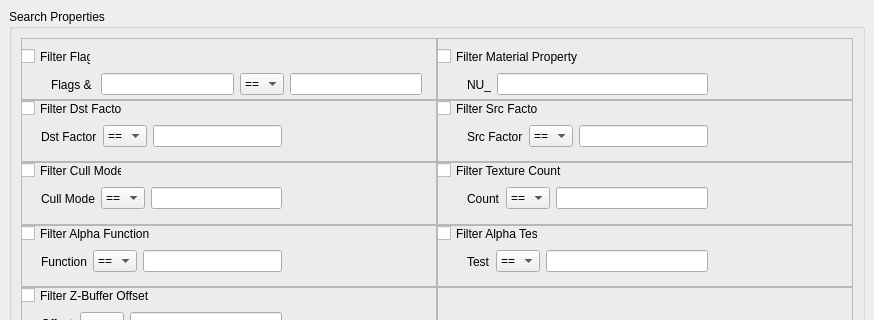
The window that gui/settingswindow.ui (ScanMountGoat/Smash-Material-XML) describes before a commit, drawn with Qt 5; both pictures show x 0 to 874 and y 0 to 320 of the 874 by 641 pixel window.
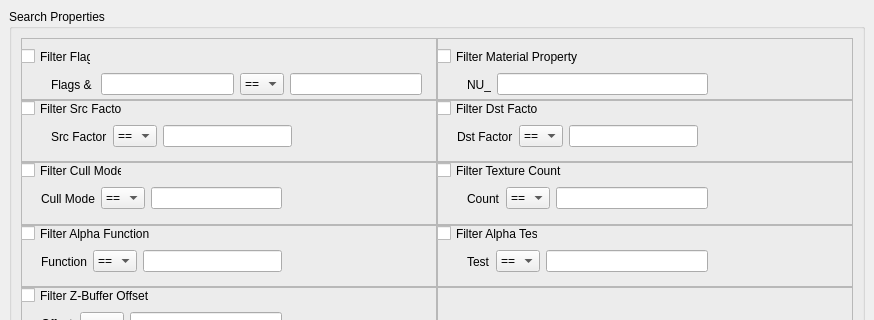
The same window after the commit.

Commit message: swap src,dst in gui, more materials per page

The edit to the form file:
```diff
--- a/gui/settingswindow.ui
+++ b/gui/settingswindow.ui
@@ -196,90 +196,6 @@
        </item>
        <item>
         <layout class="QHBoxLayout" name="dstSrcHorizontalLayout">
-         <item>
-          <widget class="QFrame" name="dstFrame">
-           <property name="frameShape">
-            <enum>QFrame::StyledPanel</enum>
-           </property>
-           <property name="frameShadow">
-            <enum>QFrame::Raised</enum>
-           </property>
-           <widget class="QCheckBox" name="dstCheckBox">
-            <property name="geometry">
-             <rect>
-              <x>0</x>
-              <y>0</y>
-              <width>101</width>
-              <height>17</height>
-             </rect>
-            </property>
-            <property name="text">
-             <string>Filter Dst Factor</string>
-            </property>
-           </widget>
-           <widget class="QWidget" name="dstContainer" native="true">
-            <property name="geometry">
-             <rect>
-              <x>20</x>
-              <y>20</y>
-              <width>241</width>
-              <height>31</height>
-             </rect>
-            </property>
-            <widget class="QWidget" name="layoutWidget_4">
-             <property name="geometry">
-              <rect>
-               <x>0</x>
-               <y>0</y>
-               <width>241</width>
-               <height>33</height>
-              </rect>
-             </property>
-             <layout class="QHBoxLayout" name="horizontalLayout_3">
-              <item>
-               <widget class="QLabel" name="dstLabel">
-                <property name="text">
-                 <string>Dst Factor</string>
-                </property>
-               </widget>
-              </item>
-              <item>
-               <widget class="QComboBox" name="dstOpComboBox">
-                <item>
-                 <property name="text">
-                  <string>==</string>
-                 </property>
-                </item>
-                <item>
-                 <property name="text">
-                  <string>&gt;</string>
-                 </property>
-                </item>
-                <item>
-                 <property name="text">
-                  <string>&gt;=</string>
-                 </property>
-                </item>
-                <item>
-                 <property name="text">
-                  <string>&lt;</string>
-                 </property>
-                </item>
-                <item>
-                 <property name="text">
-                  <string>&lt;=</string>
-                 </property>
-                </item>
-               </widget>
-              </item>
-              <item>
-               <widget class="QLineEdit" name="dstLineEdit"/>
-              </item>
-             </layout>
-            </widget>
-           </widget>
-          </widget>
-         </item>
          <item>
           <widget class="QFrame" name="srcFrame">
            <property name="frameShape">
@@ -364,6 +280,90 @@
            </widget>
           </widget>
          </item>
+         <item>
+          <widget class="QFrame" name="dstFrame">
+           <property name="frameShape">
+            <enum>QFrame::StyledPanel</enum>
+           </property>
+           <property name="frameShadow">
+            <enum>QFrame::Raised</enum>
+           </property>
+           <widget class="QCheckBox" name="dstCheckBox">
+            <property name="geometry">
+             <rect>
+              <x>0</x>
+              <y>0</y>
+              <width>101</width>
+              <height>17</height>
+             </rect>
+            </property>
+            <property name="text">
+             <string>Filter Dst Factor</string>
+            </property>
+           </widget>
+           <widget class="QWidget" name="dstContainer" native="true">
+            <property name="geometry">
+             <rect>
+              <x>20</x>
+              <y>20</y>
+              <width>241</width>
+              <height>31</height>
+             </rect>
+            </property>
+            <widget class="QWidget" name="layoutWidget_4">
+             <property name="geometry">
+              <rect>
+               <x>0</x>
+               <y>0</y>
+               <width>241</width>
+               <height>33</height>
+              </rect>
+             </property>
+             <layout class="QHBoxLayout" name="horizontalLayout_3">
+              <item>
+               <widget class="QLabel" name="dstLabel">
+                <property name="text">
+                 <string>Dst Factor</string>
+                </property>
+               </widget>
+              </item>
+              <item>
+               <widget class="QComboBox" name="dstOpComboBox">
+                <item>
+                 <property name="text">
+                  <string>==</string>
+                 </property>
+                </item>
+                <item>
+                 <property name="text">
+                  <string>&gt;</string>
+                 </property>
+                </item>
+                <item>
+                 <property name="text">
+                  <string>&gt;=</string>
+                 </property>
+                </item>
+                <item>
+                 <property name="text">
+                  <string>&lt;</string>
+                 </property>
+                </item>
+                <item>
+                 <property name="text">
+                  <string>&lt;=</string>
+                 </property>
+                </item>
+               </widget>
+              </item>
+              <item>
+               <widget class="QLineEdit" name="dstLineEdit"/>
+              </item>
+             </layout>
+            </widget>
+           </widget>
+          </widget>
+         </item>
         </layout>
        </item>
        <item>
```
The commit also changes 1 other file.
